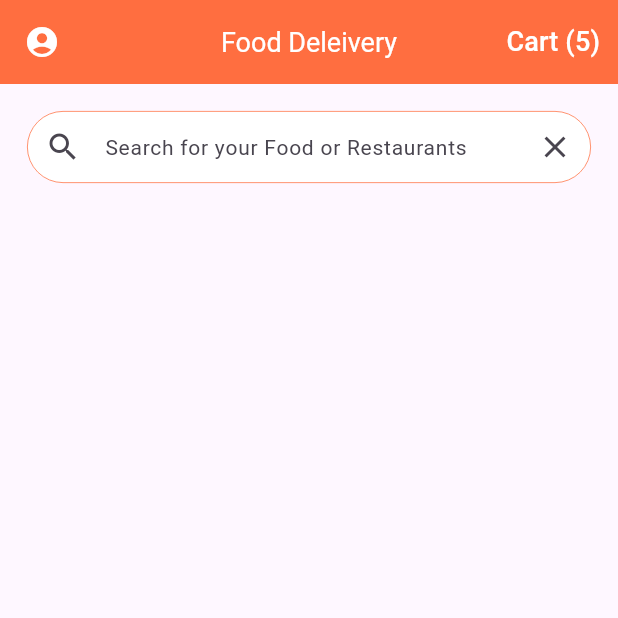
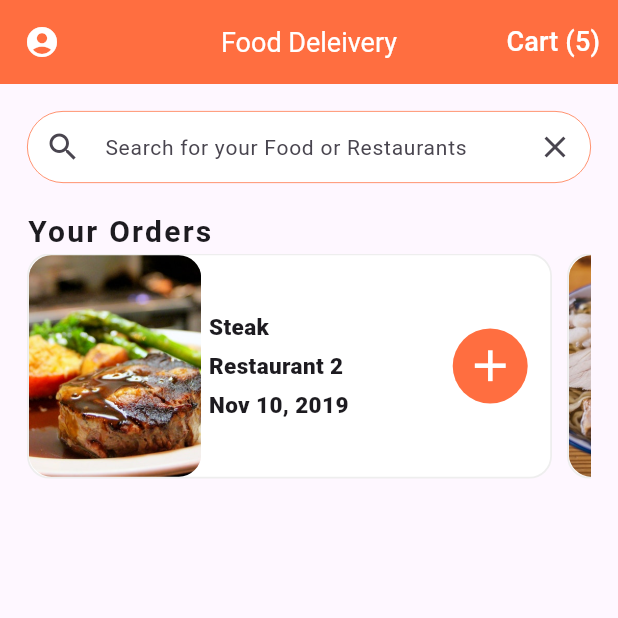
Before and after one commit to gaaferHajji2/j-l-flutter, a Flutter app: the screen it shows after launch, on a phone screen of 412 x 824 dp, the top half of it. Run offline on Flutter 3.47's test engine with Material 3 defaults, Android fonts, the phone set to English and light mode, and no system bars; our stand-ins replace audioplayers, get, get_storage; project files that could hold a hidden picture were left out.

Commit message:
Adding order list and item

```diff
--- a/flutter_application_9/lib/pages/home_screen.dart
+++ b/flutter_application_9/lib/pages/home_screen.dart
@@ -1,5 +1,6 @@
 import 'package:flutter/material.dart';
 import 'package:flutter_food_delivery_ui/data/data.dart';
+import 'package:flutter_food_delivery_ui/widgets/recent_orders.dart';
 
 class HomeScreen extends StatefulWidget {
   const HomeScreen({super.key});
@@ -66,6 +67,8 @@ class _HomeScreenState extends State<HomeScreen> {
               ),
             ),
           ),
+
+          OrdersList(),
         ],
       ),
     );
--- /dev/null
+++ b/flutter_application_9/lib/widgets/order_item.dart
@@ -0,0 +1,98 @@
+import 'package:flutter/material.dart';
+import 'package:flutter_food_delivery_ui/models/order.dart';
+
+class OrderItem extends StatelessWidget {
+  final BuildContext ctx;
+  final Order order;
+
+  const OrderItem({super.key, required this.ctx, required this.order});
+
+  @override
+  Widget build(BuildContext context) {
+    return Container(
+      margin: EdgeInsets.only(right: 10.0),
+      width: 350.0,
+      decoration: BoxDecoration(
+        color: Colors.white,
+        borderRadius: BorderRadius.circular(15.0),
+        border: Border.all(width: 1.2, color: Colors.grey[200]!),
+      ),
+
+      child: Row(
+        mainAxisAlignment: MainAxisAlignment.spaceBetween,
+        crossAxisAlignment: CrossAxisAlignment.center,
+        children: [
+          Row(
+            crossAxisAlignment: CrossAxisAlignment.stretch,
+            children: <Widget>[
+              ClipRRect(
+                borderRadius: BorderRadius.circular(15.0),
+                child: Image(
+                  image: AssetImage(order.food.imageUrl),
+                  width: 115,
+                  // height: double.infinity,
+                  fit: BoxFit.cover,
+                ),
+              ),
+
+              SizedBox(width: 5.0),
+
+              Column(
+                mainAxisAlignment: MainAxisAlignment.center,
+                crossAxisAlignment: CrossAxisAlignment.start,
+                children: <Widget>[
+                  // food name
+                  Text(
+                    order.food.name,
+                    style: TextStyle(
+                      fontWeight: FontWeight.w800,
+                      fontSize: 15.0,
+                    ),
+                    overflow: TextOverflow.ellipsis,
+                  ),
+
+                  SizedBox(height: 5.0),
+
+                  // restaurant name
+                  Text(
+                    order.restaurant.name,
+                    style: TextStyle(
+                      fontWeight: FontWeight.w800,
+                      fontSize: 15.0,
+                    ),
+                    overflow: TextOverflow.ellipsis,
+                  ),
+
+                  SizedBox(height: 5.0),
+
+                  // order date
+                  Text(
+                    order.date,
+                    style: TextStyle(
+                      fontWeight: FontWeight.w800,
+                      fontSize: 15.0,
+                    ),
+                    overflow: TextOverflow.ellipsis,
+                  ),
+                ],
+              ),
+            ],
+          ),
+
+          Container(
+            width: 50,
+            height: 50,
+            margin: EdgeInsets.symmetric(horizontal: 15.0),
+            decoration: BoxDecoration(
+              shape: BoxShape.circle,
+              color: Theme.of(ctx).primaryColor,
+            ),
+            child: Center(
+              child: Icon(Icons.add, color: Colors.white, size: 35.0),
+            ),
+          ),
+        ],
+      ),
+    );
+  }
+}
--- /dev/null
+++ b/flutter_application_9/lib/widgets/recent_orders.dart
@@ -0,0 +1,41 @@
+import 'package:flutter/material.dart';
+import 'package:flutter_food_delivery_ui/data/data.dart';
+import 'package:flutter_food_delivery_ui/models/order.dart';
+import 'package:flutter_food_delivery_ui/widgets/order_item.dart';
+
+class OrdersList extends StatelessWidget {
+  const OrdersList({super.key});
+
+  @override
+  Widget build(BuildContext context) {
+    return Padding(
+      padding: const EdgeInsets.symmetric(horizontal: 18.0),
+      child: Column(
+        crossAxisAlignment: CrossAxisAlignment.start,
+        children: <Widget>[
+          Text(
+            "Your Orders",
+            style: TextStyle(
+              fontWeight: FontWeight.w700,
+              fontSize: 20.0,
+              letterSpacing: 1.5,
+            ),
+          ),
+
+          Container(
+            height: 150.0,
+            child: ListView.builder(
+              physics: BouncingScrollPhysics(),
+              scrollDirection: Axis.horizontal,
+              itemCount: currentUser.orders.length,
+              itemBuilder: (BuildContext context, int index) {
+                Order order = currentUser.orders[index];
+                return OrderItem(ctx: context, order: order);
+              },
+            ),
+          ),
+        ],
+      ),
+    );
+  }
+}
```
